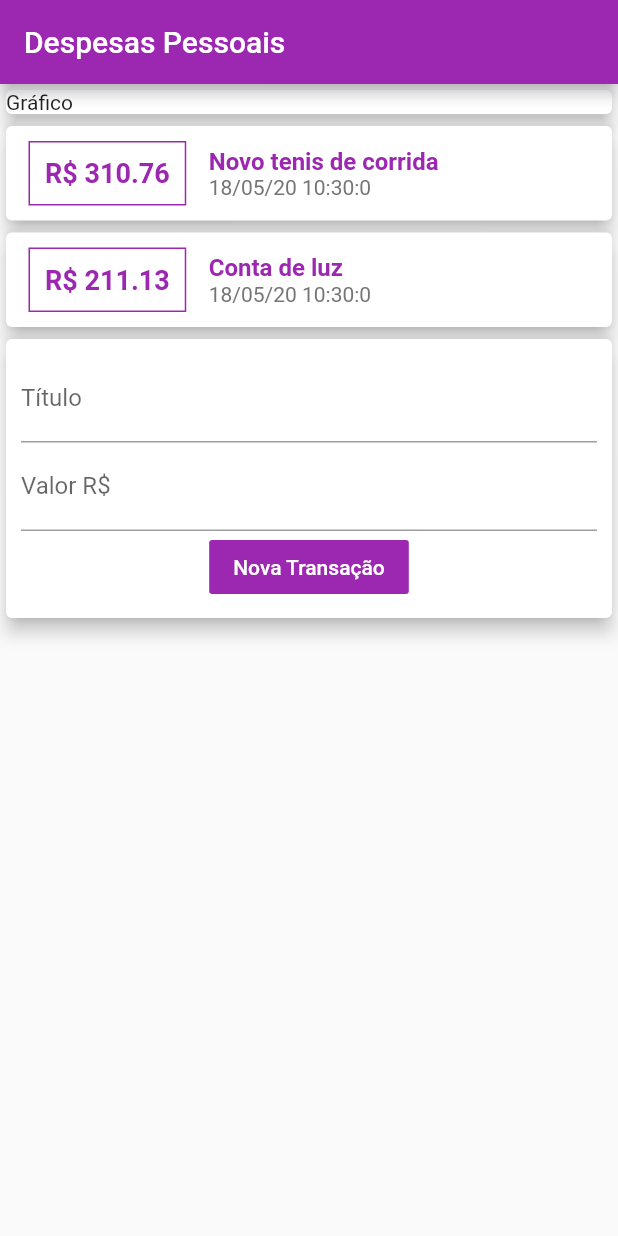
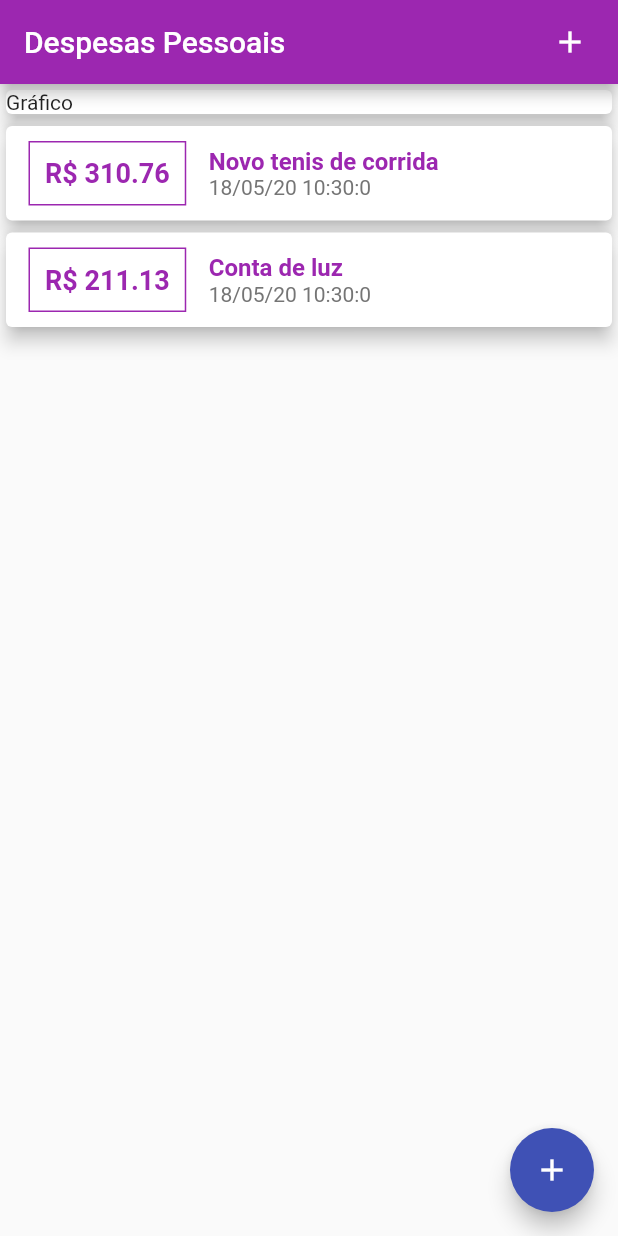
Before and after one commit to hansmboron/Despesas-Pessoais, a Flutter app: the screen it shows after launch, on a phone screen of 412 x 824 dp. Run offline on Flutter 3.47's test engine with Material 2 defaults, Android fonts, the phone set to English and light mode, and no system bars.

```diff
--- a/lib/components/transaction-list.dart
+++ b/lib/components/transaction-list.dart
@@ -8,8 +8,12 @@ class TransactionList extends StatelessWidget {
   const TransactionList(this.transactions);
   @override
   Widget build(BuildContext context) {
-    return Column(
-      children: transactions.map((tr) {
+    return Container(
+      height: MediaQuery.of(context).size.height / 2.1,
+      child: ListView.builder(
+        itemCount: transactions.length,
+        itemBuilder: (ctx, index) {
+          final tr = transactions[index];
           return Card(
             elevation: 5.0,
             child: Row(
@@ -17,7 +21,8 @@ class TransactionList extends StatelessWidget {
                 Container(
                   margin: EdgeInsets.symmetric(horizontal: 15, vertical: 10),
                   decoration: BoxDecoration(
-                    border: Border.all(color: Theme.of(context).primaryColor)),
+                      border:
+                          Border.all(color: Theme.of(context).primaryColor)),
                   padding: EdgeInsets.all(10),
                   child: Text(
                     'R\$ ' + tr.value.toStringAsFixed(2),
@@ -46,7 +51,8 @@ class TransactionList extends StatelessWidget {
               ],
             ),
           );
-      }).toList(),
+        },
+      ),
     );
   }
 }
--- a/lib/components/transaction-user.dart
+++ /dev/null
@@ -1,50 +0,0 @@
-import 'dart:math';
-
-import 'package:despesas_pessoais/components/transaction-form.dart';
-import 'package:despesas_pessoais/components/transaction-list.dart';
-import 'package:despesas_pessoais/models/transaction.dart';
-import 'package:flutter/material.dart';
-
-class TransactionUser extends StatefulWidget {
-  @override
-  _TransactionUserState createState() => _TransactionUserState();
-}
-
-class _TransactionUserState extends State<TransactionUser> {
-  final _transaction = [
-    Transaction(
-      id: 't1',
-      title: 'Novo tenis de corrida',
-      value: 310.76,
-      dateTime: DateTime.now(),
-    ),
-    Transaction(
-      id: 't2',
-      title: 'Conta de luz',
-      value: 211.13,
-      dateTime: DateTime.now(),
-    ),
-  ];
-
-  _addTransaction(String title, double value) {
-    final newTransaction = Transaction(
-      id: Random().nextDouble().toString(),
-      title: title,
-      value: value,
-      dateTime: DateTime.now(),
-    );
-    setState(() {
-      _transaction.add(newTransaction);
-    });
-  }
-
-  @override
-  Widget build(BuildContext context) {
-    return Column(
-      children: <Widget>[
-        TransactionList(_transaction),
-        TransactionForm(_addTransaction),
-      ],
-    );
-  }
-}
--- a/lib/pages/home.dart
+++ b/lib/pages/home.dart
@@ -1,16 +1,69 @@
-import 'package:despesas_pessoais/components/transaction-user.dart';
+import 'dart:math';
+
+import 'package:despesas_pessoais/components/transaction-form.dart';
+import 'package:despesas_pessoais/components/transaction-list.dart';
+import 'package:despesas_pessoais/models/transaction.dart';
 import 'package:flutter/material.dart';
 
-class Home extends StatelessWidget {
+class Home extends StatefulWidget {
+  @override
+  _HomeState createState() => _HomeState();
+}
+
+class _HomeState extends State<Home> {
+  _openFormModal(BuildContext context) {
+    showModalBottomSheet(
+        context: context,
+        builder: (_) {
+          return TransactionForm(_addTransaction);
+        });
+  }
+
+  final _transaction = [
+    Transaction(
+      id: 't1',
+      title: 'Novo tenis de corrida',
+      value: 310.76,
+      dateTime: DateTime.now(),
+    ),
+    Transaction(
+      id: 't2',
+      title: 'Conta de luz',
+      value: 211.13,
+      dateTime: DateTime.now(),
+    ),
+  ];
+
+  _addTransaction(String title, double value) {
+    final newTransaction = Transaction(
+      id: Random().nextDouble().toString(),
+      title: title,
+      value: value,
+      dateTime: DateTime.now(),
+    );
+    setState(() {
+      _transaction.add(newTransaction);
+    });
+    Navigator.of(context).pop();
+  }
+
   @override
   Widget build(BuildContext context) {
     return Scaffold(
       appBar: AppBar(
         title: Text('Despesas Pessoais'),
+        actions: <Widget>[
+          Padding(
+            padding: const EdgeInsets.only(right: 8.0),
+            child: IconButton(
+              icon: Icon(Icons.add),
+              onPressed: () => _openFormModal(context),
             ),
-      body: ListView(
-        children: <Widget>[
-          Column(
+          ),
+        ],
+      ),
+      body: SingleChildScrollView(
+        child: Column(
           crossAxisAlignment: CrossAxisAlignment.stretch,
           children: <Widget>[
             Container(
@@ -20,10 +73,14 @@ class Home extends StatelessWidget {
                 elevation: 5.0,
               ),
             ),
-              TransactionUser()
+            TransactionList(_transaction),
+            // TransactionForm(_addTransaction),
           ],
         ),
-        ],
+      ),
+      floatingActionButton: FloatingActionButton(
+        child: Icon(Icons.add),
+        onPressed: () => _openFormModal(context),
       ),
     );
   }
```
Also changed, not shown: lib/components/transaction-form.dart (+24 -9 lines). Lines whose indentation alone changed are shown as unchanged.
